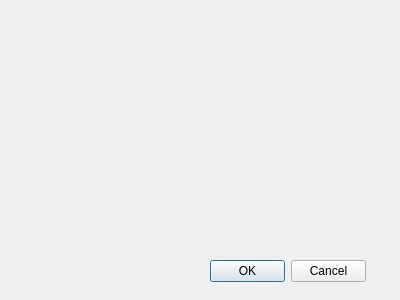
This is GeneratorQT/dlgdotedit.ui in ReverendLove/GeneratorQT as Qt 5 draws it before an edit. The edited form follows.
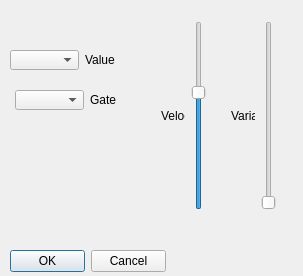
This is the edited form.

Diff of the .ui file:
```diff
--- a/GeneratorQT/dlgdotedit.ui
+++ b/GeneratorQT/dlgdotedit.ui
@@ -9,8 +9,8 @@
    <rect>
     <x>0</x>
     <y>0</y>
-    <width>400</width>
-    <height>300</height>
+    <width>303</width>
+    <height>276</height>
    </rect>
   </property>
   <property name="windowTitle">
@@ -19,8 +19,8 @@
   <widget class="QDialogButtonBox" name="buttonBox">
    <property name="geometry">
     <rect>
-     <x>210</x>
-     <y>260</y>
+     <x>10</x>
+     <y>250</y>
      <width>156</width>
      <height>23</height>
     </rect>
@@ -29,6 +29,208 @@
     <set>QDialogButtonBox::Cancel|QDialogButtonBox::Ok</set>
    </property>
   </widget>
+  <widget class="QComboBox" name="cbValue">
+   <property name="geometry">
+    <rect>
+     <x>10</x>
+     <y>50</y>
+     <width>69</width>
+     <height>20</height>
+    </rect>
+   </property>
+  </widget>
+  <widget class="QLabel" name="lblValue">
+   <property name="geometry">
+    <rect>
+     <x>85</x>
+     <y>50</y>
+     <width>47</width>
+     <height>20</height>
+    </rect>
+   </property>
+   <property name="text">
+    <string>Value</string>
+   </property>
+   <property name="buddy">
+    <cstring>cbValue</cstring>
+   </property>
+  </widget>
+  <widget class="QComboBox" name="cbGate">
+   <property name="geometry">
+    <rect>
+     <x>15</x>
+     <y>90</y>
+     <width>69</width>
+     <height>20</height>
+    </rect>
+   </property>
+  </widget>
+  <widget class="QLabel" name="lblGate">
+   <property name="geometry">
+    <rect>
+     <x>90</x>
+     <y>90</y>
+     <width>47</width>
+     <height>20</height>
+    </rect>
+   </property>
+   <property name="text">
+    <string>Gate</string>
+   </property>
+   <property name="buddy">
+    <cstring>cbGate</cstring>
+   </property>
+  </widget>
+  <widget class="QWidget" name="layoutWidget">
+   <property name="geometry">
+    <rect>
+     <x>11</x>
+     <y>11</y>
+     <width>124</width>
+     <height>22</height>
+    </rect>
+   </property>
+   <layout class="QHBoxLayout" name="horizontalLayout">
+    <item>
+     <widget class="QComboBox" name="cbNote"/>
+    </item>
+    <item>
+     <widget class="QLabel" name="lblNote">
+      <property name="text">
+       <string>Note</string>
+      </property>
+      <property name="buddy">
+       <cstring>cbNote</cstring>
+      </property>
+     </widget>
+    </item>
+   </layout>
+  </widget>
+  <widget class="QLabel" name="lblVelocity_2">
+   <property name="geometry">
+    <rect>
+     <x>399</x>
+     <y>239</y>
+     <width>47</width>
+     <height>13</height>
+    </rect>
+   </property>
+   <property name="font">
+    <font>
+     <pointsize>10</pointsize>
+    </font>
+   </property>
+   <property name="text">
+    <string>Velocity</string>
+   </property>
+  </widget>
+  <widget class="QWidget" name="layoutWidget_2">
+   <property name="geometry">
+    <rect>
+     <x>220</x>
+     <y>10</y>
+     <width>67</width>
+     <height>211</height>
+    </rect>
+   </property>
+   <layout class="QHBoxLayout" name="horizontalLayout_3">
+    <item>
+     <widget class="QLabel" name="lblVarianzValue">
+      <property name="text">
+       <string>Varianz</string>
+      </property>
+     </widget>
+    </item>
+    <item>
+     <widget class="QSlider" name="slVarianz">
+      <property name="maximum">
+       <number>47</number>
+      </property>
+      <property name="orientation">
+       <enum>Qt::Vertical</enum>
+      </property>
+     </widget>
+    </item>
+   </layout>
+  </widget>
+  <widget class="QWidget" name="layoutWidget">
+   <property name="geometry">
+    <rect>
+     <x>150</x>
+     <y>10</y>
+     <width>67</width>
+     <height>211</height>
+    </rect>
+   </property>
+   <layout class="QHBoxLayout" name="horizontalLayout_2">
+    <item>
+     <widget class="QLabel" name="lblVelocityValue">
+      <property name="text">
+       <string>Velocity</string>
+      </property>
+     </widget>
+    </item>
+    <item>
+     <widget class="QSlider" name="slVelocity">
+      <property name="maximum">
+       <number>127</number>
+      </property>
+      <property name="value">
+       <number>80</number>
+      </property>
+      <property name="orientation">
+       <enum>Qt::Vertical</enum>
+      </property>
+     </widget>
+    </item>
+   </layout>
+  </widget>
+  <widget class="QWidget" name="layoutWidget">
+   <property name="geometry">
+    <rect>
+     <x>150</x>
+     <y>220</y>
+     <width>141</width>
+     <height>20</height>
+    </rect>
+   </property>
+   <layout class="QHBoxLayout" name="horizontalLayout_4">
+    <item>
+     <widget class="QLabel" name="lblVelocity">
+      <property name="font">
+       <font>
+        <pointsize>10</pointsize>
+       </font>
+      </property>
+      <property name="text">
+       <string>Velocity</string>
+      </property>
+     </widget>
+    </item>
+    <item>
+     <widget class="QLabel" name="lblVarianz">
+      <property name="font">
+       <font>
+        <pointsize>10</pointsize>
+       </font>
+      </property>
+      <property name="text">
+       <string>Varianz</string>
+      </property>
+     </widget>
+    </item>
+   </layout>
+  </widget>
+  <zorder>layoutWidget</zorder>
+  <zorder>buttonBox</zorder>
+  <zorder>cbValue</zorder>
+  <zorder>lblValue</zorder>
+  <zorder>cbGate</zorder>
+  <zorder>lblGate</zorder>
+  <zorder>layoutWidget</zorder>
+  <zorder>layoutWidget</zorder>
+  <zorder>lblVelocity_2</zorder>
+  <zorder>layoutWidget_2</zorder>
  </widget>
  <layoutdefault spacing="6" margin="11"/>
  <resources/>
```
Left out of the diff: 69 changed lines with no effect on the pictures.
